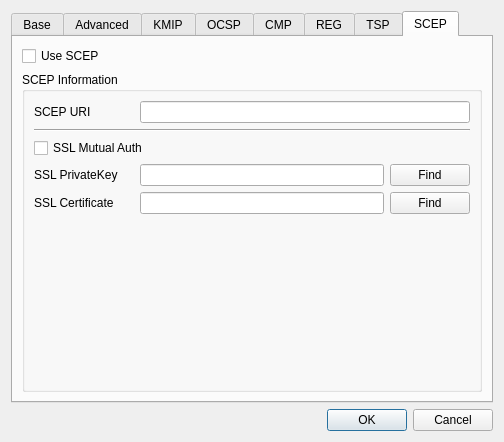
This is CertMan/settings_dlg.ui in jykim74/CertMan as Qt 5 draws it before an edit. The edited form follows.
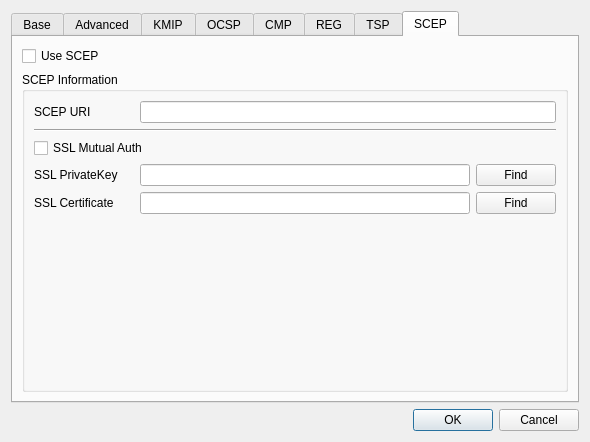
This is the edited form. The open tabs and pages were chosen to show the change.

Commit message: UI 개선

Patch:
```diff
--- a/CertMan/settings_dlg.ui
+++ b/CertMan/settings_dlg.ui
@@ -6,7 +6,7 @@
    <rect>
     <x>0</x>
     <y>0</y>
-    <width>504</width>
+    <width>590</width>
     <height>442</height>
    </rect>
   </property>
```
Left out of the diff: 2 changed lines with no effect on the pictures.
